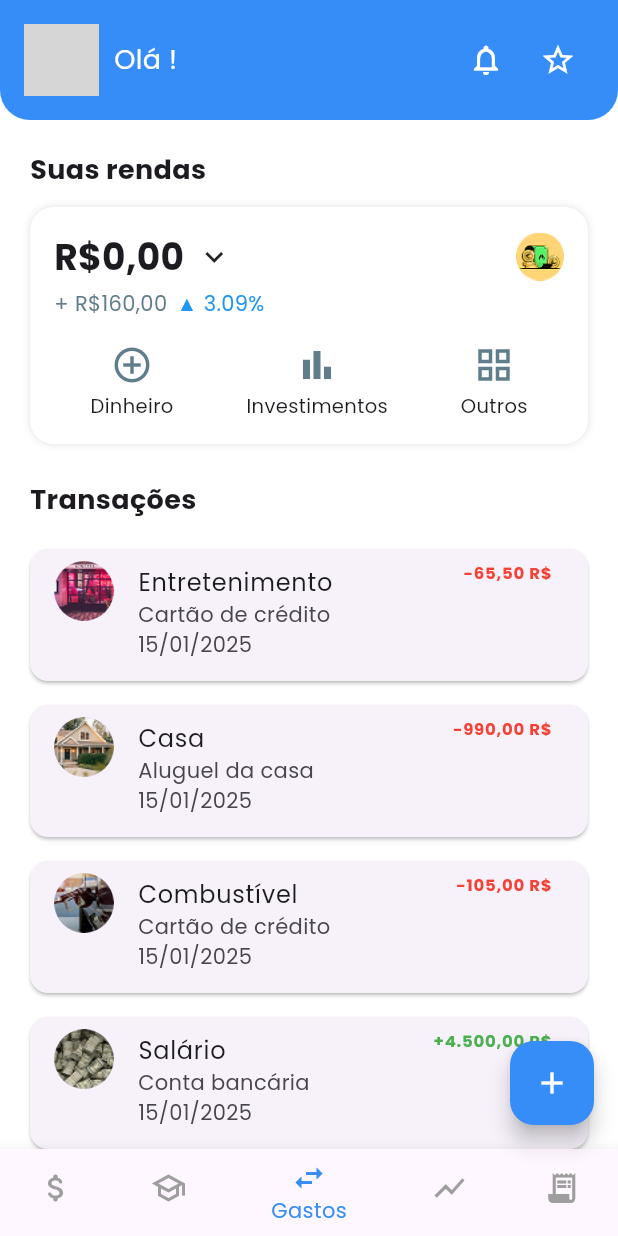
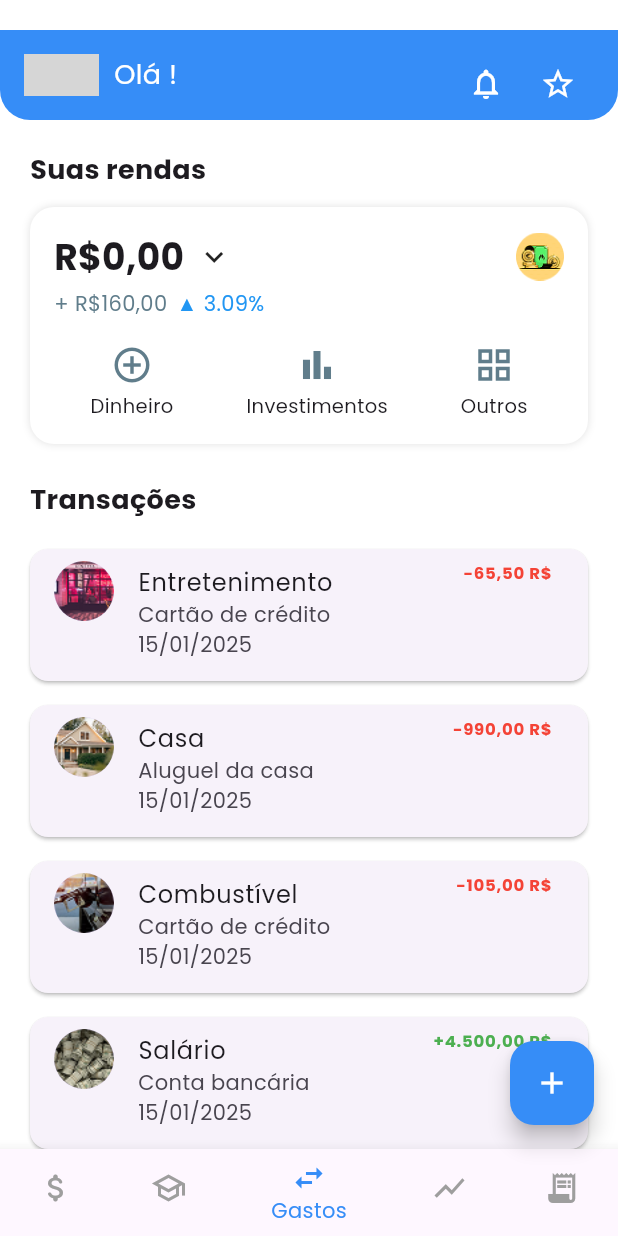
Before and after one commit to felipetaua/Finan-old, a Flutter app: the GastosPage screen opened by its route, on a phone screen of 412 x 824 dp. Run offline on Flutter 3.47's test engine with Material 3 defaults, Android fonts, the phone set to English and light mode, and no system bars; our stand-ins replace fl_chart, flutter_multi_formatter, google_fonts, shared_preferences, smooth_page_indicator; accounts and stored records are empty; network calls fail; grey boxes are pictures that could not be loaded.

Commit message:
atualizando a appbar

```diff
--- a/lib/pages/home/main/homeScreen.dart
+++ b/lib/pages/home/main/homeScreen.dart
@@ -131,7 +131,8 @@
     return Scaffold(
       appBar: PreferredSize(
         preferredSize: const Size.fromHeight(80),
-        child: SafeArea(
+        child: Container(
+          padding: const EdgeInsets.only(top: 20),
           child: Container(
             padding: const EdgeInsets.all(16),
             decoration: const BoxDecoration(
```
